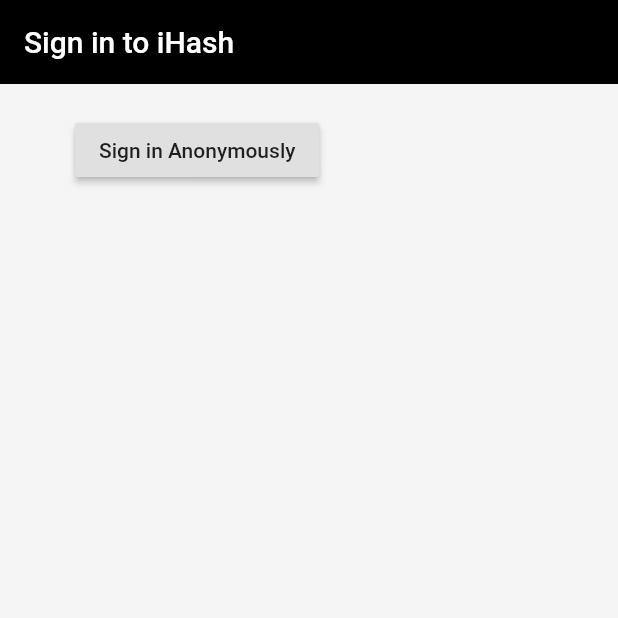
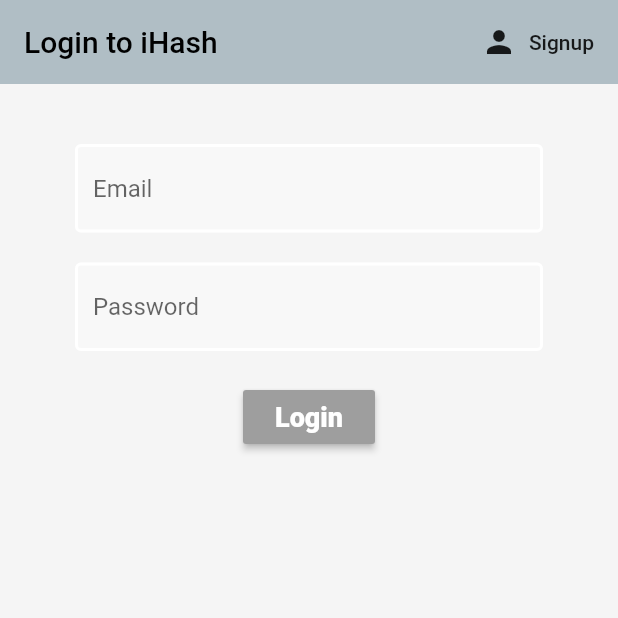
Before and after one commit to soniasusanto/iHash, a Flutter app: the screen it shows after launch, on a phone screen of 412 x 824 dp, the top half of it. Run offline on Flutter 3.47's test engine with Material 2 defaults, Android fonts, the phone set to English and light mode, and no system bars; our stand-ins replace firebase_auth, image_picker; missing offline and left inert: tflite; accounts and stored records are empty; statements that could not run were skipped.

Commit message:
login, signup and logout user done

```diff
--- /dev/null
+++ b/lib/constants/constants.dart
@@ -0,0 +1,12 @@
+import 'package:ihash/index.dart';
+
+const textInputDecoration = InputDecoration(
+  fillColor: Colors.white30,
+  enabledBorder: OutlineInputBorder(
+    borderSide: BorderSide(color: Colors.white, width: 2.0),
+  ),
+  focusedBorder: OutlineInputBorder(
+    borderSide: BorderSide(color: Colors.blueGrey, width: 2.0),
+  ),
+  filled: true,
+);
--- a/lib/screens/authenticate/authenticate.dart
+++ b/lib/screens/authenticate/authenticate.dart
@@ -1,5 +1,6 @@
 import 'package:ihash/index.dart';
-import 'package:ihash/screens/authenticate/sign_in.dart';
+import 'package:ihash/screens/authenticate/login.dart';
+import 'package:ihash/screens/authenticate/signup.dart';
 
 class Authenticate extends StatefulWidget {
   @override
@@ -7,10 +8,15 @@ class Authenticate extends StatefulWidget {
 }
 
 class _AuthenticateState extends State<Authenticate> {
+  bool showLogin = true;
+  void toggleView() {
+    setState(() => showLogin = !showLogin);
+  }
+
   @override
   Widget build(BuildContext context) {
-    return Container(
-      child: SignIn(),
-    );
+    return showLogin
+        ? Login(toggleView: toggleView)
+        : Signup(toggleView: toggleView);
   }
 }
--- /dev/null
+++ b/lib/screens/authenticate/login.dart
@@ -0,0 +1,94 @@
+import 'package:ihash/index.dart';
+import 'package:ihash/services/auth.dart';
+import 'package:ihash/constants/constants.dart';
+
+class Login extends StatefulWidget {
+  final Function toggleView;
+  Login({this.toggleView});
+  @override
+  _LoginState createState() => _LoginState();
+}
+
+class _LoginState extends State<Login> {
+  final AuthService _auth = AuthService();
+  final _formKey = GlobalKey<FormState>();
+
+  //text field state
+  String email = '';
+  String password = '';
+  String error = '';
+
+  @override
+  Widget build(BuildContext context) {
+    return Scaffold(
+      backgroundColor: Colors.grey[100],
+      appBar: AppBar(
+        backgroundColor: Colors.blueGrey[200],
+        elevation: 0.0,
+        title: Text('Login to iHash', style: TextStyle(color: Colors.black)),
+        actions: <Widget>[
+          FlatButton.icon(
+              icon: Icon(Icons.person),
+              label: Text('Signup'),
+              onPressed: () {
+                widget.toggleView();
+              })
+        ],
+      ),
+      body: Container(
+        padding: EdgeInsets.symmetric(vertical: 20.0, horizontal: 50.0),
+        child: Form(
+          key: _formKey,
+          child: Column(
+            children: <Widget>[
+              SizedBox(height: 20.0),
+              TextFormField(
+                  decoration: textInputDecoration.copyWith(hintText: 'Email'),
+                  validator: (val) =>
+                      val.isEmpty ? 'Enter a valid email' : null,
+                  onChanged: (val) {
+                    setState(() => email = val);
+                  }),
+              SizedBox(height: 20.0),
+              TextFormField(
+                  decoration:
+                      textInputDecoration.copyWith(hintText: 'Password'),
+                  obscureText: true,
+                  validator: (val) => val.length < 8
+                      ? 'Password has to be a minimum of 8 characters.'
+                      : null,
+                  onChanged: (val) {
+                    setState(() => password = val);
+                  }),
+              SizedBox(height: 20.0),
+              RaisedButton(
+                  color: Colors.grey,
+                  child: Text(
+                    'Login',
+                    style: TextStyle(
+                      color: Colors.white,
+                      fontSize: 18.0,
+                      fontWeight: FontWeight.w900,
+                    ),
+                  ),
+                  onPressed: () async {
+                    if (_formKey.currentState.validate()) {
+                      dynamic result = await _auth.loginWithEmailAndPassword(
+                          email, password);
+                      if (result == null) {
+                        setState(() => error = 'Invalid user credentials!');
+                      }
+                    }
+                  }),
+              SizedBox(height: 12.0),
+              Text(
+                error,
+                style: TextStyle(color: Colors.red, fontSize: 14.0),
+              )
+            ],
+          ),
+        ),
+      ),
+    );
+  }
+}
--- a/lib/screens/authenticate/sign_in.dart
+++ /dev/null
@@ -1,34 +0,0 @@
-import 'package:ihash/index.dart';
-import 'package:ihash/services/auth.dart';
-
-class SignIn extends StatefulWidget {
-  @override
-  _SignInState createState() => _SignInState();
-}
-
-class _SignInState extends State<SignIn> {
-  final AuthService _auth = AuthService();
-  @override
-  Widget build(BuildContext context) {
-    return Scaffold(
-        backgroundColor: Colors.grey[100],
-        appBar: AppBar(
-            backgroundColor: Colors.black,
-            elevation: 0.0,
-            title: Text('Sign in to iHash')),
-        body: Container(
-            padding: EdgeInsets.symmetric(vertical: 20.0, horizontal: 50.0),
-            child: RaisedButton(
-              child: Text('Sign in Anonymously'),
-              onPressed: () async {
-                dynamic result = await _auth.signInAnon();
-                if (result == null) {
-                  print('error signing in');
-                } else {
-                  print('signed in');
-                  print(result.uid);
-                }
-              },
-            )));
-  }
-}
```
Also changed, not shown: lib/screens/authenticate/signup.dart (added, +92 -0 lines), lib/screens/home/home.dart (+6 -3 lines), lib/services/auth.dart (+26 -3 lines), lib/tfmodel.dart (+62 -10 lines), 1 other file.
